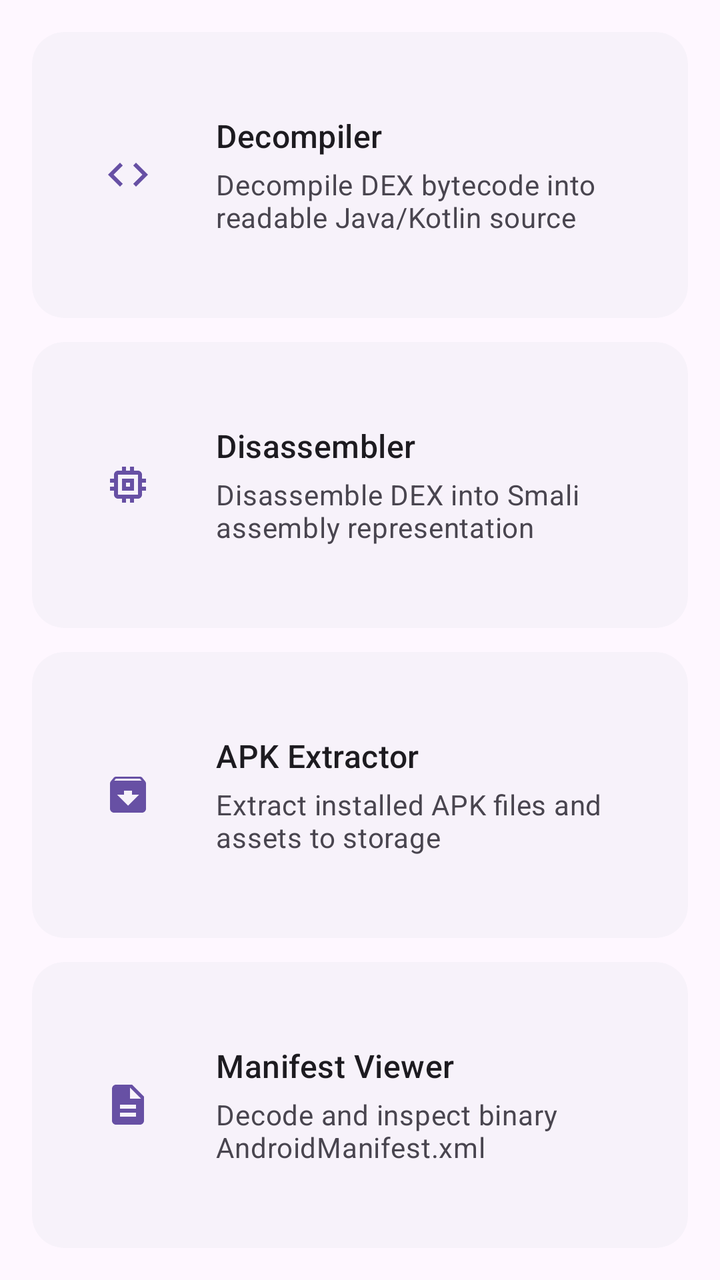
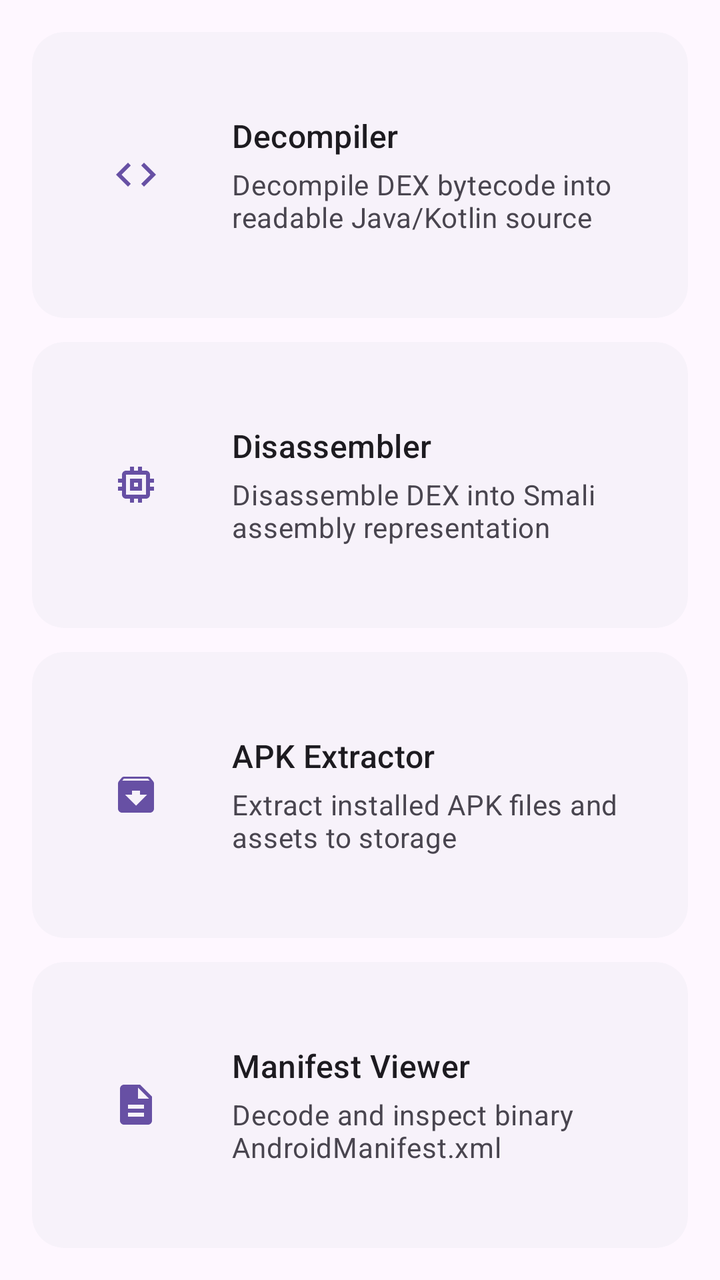

Screens rendered from an Android XML layout before and after an edit, with the pre-edit source and the edit as a unified diff.
<!-- AndroidManifest.xml: application theme Theme.DexWorks -->
<!-- res/layout/fragment_tools.xml -->
<?xml version="1.0" encoding="utf-8"?>
<androidx.core.widget.NestedScrollView
    xmlns:android="http://schemas.android.com/apk/res/android"
    xmlns:app="http://schemas.android.com/apk/res-auto"
    android:layout_width="match_parent"
    android:layout_height="match_parent"
    android:fillViewport="true">

    <LinearLayout
        android:layout_width="match_parent"
        android:layout_height="match_parent"
        android:orientation="vertical"
        android:padding="16dp">

        
        <com.google.android.material.card.MaterialCardView
            android:id="@+id/tool_decompiler"
            android:layout_width="match_parent"
            android:layout_height="0dp"
            android:layout_weight="1"
            android:layout_marginBottom="12dp"
            android:clickable="true"
            android:focusable="true"
            app:cardCornerRadius="16dp"
            app:cardElevation="0dp"
            app:strokeWidth="0dp"
            app:cardBackgroundColor="?attr/colorSurfaceContainerLow">

            <LinearLayout
                android:layout_width="match_parent"
                android:layout_height="match_parent"
                android:orientation="horizontal"
                android:gravity="center_vertical"
                android:paddingHorizontal="20dp"
                android:paddingVertical="16dp">

                <com.google.android.material.imageview.ShapeableImageView
                    android:layout_width="56dp"
                    android:layout_height="56dp"
                    android:scaleType="centerInside"
                    android:src="@drawable/ic_tool_decompile"
                    app:tint="?attr/colorPrimary"
                    android:contentDescription="@null" />

                <LinearLayout
                    android:layout_width="0dp"
                    android:layout_height="wrap_content"
                    android:layout_weight="1"
                    android:layout_marginStart="16dp"
                    android:layout_marginEnd="8dp"
                    android:orientation="vertical">

                    <TextView
                        android:layout_width="wrap_content"
                        android:layout_height="wrap_content"
                        android:ellipsize="end"
                        android:maxLines="1"
                        android:text="@string/tool_decompiler_name"
                        android:textAppearance="?attr/textAppearanceTitleMedium"
                        android:textColor="?android:attr/textColorPrimary" />

                    <TextView
                        android:layout_width="wrap_content"
                        android:layout_height="wrap_content"
                        android:layout_marginTop="4dp"
                        android:text="@string/tool_decompiler_desc"
                        android:textAppearance="?attr/textAppearanceBodyMedium"
                        android:textColor="?android:attr/textColorSecondary" />

                </LinearLayout>

            </LinearLayout>

        </com.google.android.material.card.MaterialCardView>

        
        <com.google.android.material.card.MaterialCardView
            android:id="@+id/tool_disassembler"
            android:layout_width="match_parent"
            android:layout_height="0dp"
            android:layout_weight="1"
            android:layout_marginBottom="12dp"
            android:clickable="true"
            android:focusable="true"
            app:cardCornerRadius="16dp"
            app:cardElevation="0dp"
            app:strokeWidth="0dp"
            app:cardBackgroundColor="?attr/colorSurfaceContainerLow">

            <LinearLayout
                android:layout_width="match_parent"
                android:layout_height="match_parent"
                android:orientation="horizontal"
                android:gravity="center_vertical"
                android:paddingHorizontal="20dp"
                android:paddingVertical="16dp">

                <com.google.android.material.imageview.ShapeableImageView
                    android:layout_width="56dp"
                    android:layout_height="56dp"
                    android:scaleType="centerInside"
                    android:src="@drawable/ic_tool_disassemble"
                    app:tint="?attr/colorPrimary"
                    android:contentDescription="@null" />

                <LinearLayout
                    android:layout_width="0dp"
                    android:layout_height="wrap_content"
                    android:layout_weight="1"
                    android:layout_marginStart="16dp"
                    android:layout_marginEnd="8dp"
                    android:orientation="vertical">

                    <TextView
                        android:layout_width="wrap_content"
                        android:layout_height="wrap_content"
                        android:ellipsize="end"
                        android:maxLines="1"
                        android:text="@string/tool_disassembler_name"
                        android:textAppearance="?attr/textAppearanceTitleMedium"
                        android:textColor="?android:attr/textColorPrimary" />

                    <TextView
                        android:layout_width="wrap_content"
                        android:layout_height="wrap_content"
                        android:layout_marginTop="4dp"
                        android:text="@string/tool_disassembler_desc"
                        android:textAppearance="?attr/textAppearanceBodyMedium"
                        android:textColor="?android:attr/textColorSecondary" />

                </LinearLayout>

            </LinearLayout>

        </com.google.android.material.card.MaterialCardView>

        
        <com.google.android.material.card.MaterialCardView
            android:id="@+id/tool_extractor"
            android:layout_width="match_parent"
            android:layout_height="0dp"
            android:layout_weight="1"
            android:layout_marginBottom="12dp"
            android:clickable="true"
            android:focusable="true"
            app:cardCornerRadius="16dp"
            app:cardElevation="0dp"
            app:strokeWidth="0dp"
            app:cardBackgroundColor="?attr/colorSurfaceContainerLow">

            <LinearLayout
                android:layout_width="match_parent"
                android:layout_height="match_parent"
                android:orientation="horizontal"
                android:gravity="center_vertical"
                android:paddingHorizontal="20dp"
                android:paddingVertical="16dp">

                <com.google.android.material.imageview.ShapeableImageView
                    android:layout_width="56dp"
                    android:layout_height="56dp"
                    android:scaleType="centerInside"
                    android:src="@drawable/ic_tool_extract"
                    app:tint="?attr/colorPrimary"
                    android:contentDescription="@null" />

                <LinearLayout
                    android:layout_width="0dp"
                    android:layout_height="wrap_content"
                    android:layout_weight="1"
                    android:layout_marginStart="16dp"
                    android:layout_marginEnd="8dp"
                    android:orientation="vertical">

                    <TextView
                        android:layout_width="wrap_content"
                        android:layout_height="wrap_content"
                        android:ellipsize="end"
                        android:maxLines="1"
                        android:text="@string/tool_extractor_name"
                        android:textAppearance="?attr/textAppearanceTitleMedium"
                        android:textColor="?android:attr/textColorPrimary" />

                    <TextView
                        android:layout_width="wrap_content"
                        android:layout_height="wrap_content"
                        android:layout_marginTop="4dp"
                        android:text="@string/tool_extractor_desc"
                        android:textAppearance="?attr/textAppearanceBodyMedium"
                        android:textColor="?android:attr/textColorSecondary" />

                </LinearLayout>

            </LinearLayout>

        </com.google.android.material.card.MaterialCardView>

        
        <com.google.android.material.card.MaterialCardView
            android:id="@+id/tool_manifest"
            android:layout_width="match_parent"
            android:layout_height="0dp"
            android:layout_weight="1"
            android:layout_marginBottom="0dp"
            android:clickable="true"
            android:focusable="true"
            app:cardCornerRadius="16dp"
            app:cardElevation="0dp"
            app:strokeWidth="0dp"
            app:cardBackgroundColor="?attr/colorSurfaceContainerLow">

            <LinearLayout
                android:layout_width="match_parent"
                android:layout_height="match_parent"
                android:orientation="horizontal"
                android:gravity="center_vertical"
                android:paddingHorizontal="20dp"
                android:paddingVertical="16dp">

                <com.google.android.material.imageview.ShapeableImageView
                    android:layout_width="56dp"
                    android:layout_height="56dp"
                    android:scaleType="centerInside"
                    android:src="@drawable/ic_tool_manifest"
                    app:tint="?attr/colorPrimary"
                    android:contentDescription="@null" />

                <LinearLayout
                    android:layout_width="0dp"
                    android:layout_height="wrap_content"
                    android:layout_weight="1"
                    android:layout_marginStart="16dp"
                    android:layout_marginEnd="8dp"
                    android:orientation="vertical">

                    <TextView
                        android:layout_width="wrap_content"
                        android:layout_height="wrap_content"
                        android:ellipsize="end"
                        android:maxLines="1"
                        android:text="@string/tool_manifest_name"
                        android:textAppearance="?attr/textAppearanceTitleMedium"
                        android:textColor="?android:attr/textColorPrimary" />

                    <TextView
                        android:layout_width="wrap_content"
                        android:layout_height="wrap_content"
                        android:layout_marginTop="4dp"
                        android:text="@string/tool_manifest_desc"
                        android:textAppearance="?attr/textAppearanceBodyMedium"
                        android:textColor="?android:attr/textColorSecondary" />

                </LinearLayout>

            </LinearLayout>

        </com.google.android.material.card.MaterialCardView>

    </LinearLayout>
</androidx.core.widget.NestedScrollView>
<!-- resources referenced by this layout -->
<resources>
  <!-- drawable ic_tool_decompile (drawable) -->
  <vector xmlns:android="http://schemas.android.com/apk/res/android"
      android:width="24dp"
      android:height="24dp"
      android:viewportWidth="24"
      android:viewportHeight="24"
      android:tint="?attr/colorPrimary">
      <path
          android:fillColor="@android:color/white"
          android:pathData="M9.4,16.6L4.8,12l4.6,-4.6L8,6l-6,6 6,6 1.4,-1.4zm5.2,0l4.6,-4.6 -4.6,-4.6L16,6l6,6 -6,6 -1.4,-1.4z" />
  </vector>
  <!-- drawable ic_tool_disassemble (drawable) -->
  <vector xmlns:android="http://schemas.android.com/apk/res/android"
      android:width="24dp"
      android:height="24dp"
      android:viewportWidth="24"
      android:viewportHeight="24"
      android:tint="?attr/colorPrimary">
      <path
          android:fillColor="@android:color/white"
          android:pathData="M15,9H9v6h6V9zm-2,4h-2v-2h2v2zm8,-2V9h-2V7c0,-1.1 -0.9,-2 -2,-2h-2V3h-2v2h-2V3H9v2H7c-1.1,0 -2,0.9 -2,2v2H3v2h2v2H3v2h2v2c0,1.1 0.9,2 2,2h2v2h2v-2h2v2h2v-2h2c1.1,0 2,-0.9 2,-2v-2h2v-2h-2v-2h2zm-4,6H7V7h10v10z" />
  </vector>
  <!-- drawable ic_tool_extract (drawable) -->
  <vector xmlns:android="http://schemas.android.com/apk/res/android"
      android:width="24dp"
      android:height="24dp"
      android:viewportWidth="24"
      android:viewportHeight="24"
      android:tint="?attr/colorPrimary">
      <path
          android:fillColor="@android:color/white"
          android:pathData="M20.54,5.23l-1.39,-1.68C18.88,3.21 18.47,3 18,3H6c-0.47,0 -0.88,0.21 -1.16,0.55L3.46,5.23C3.17,5.57 3,6.02 3,6.5V19c0,1.1 0.9,2 2,2h14c1.1,0 2,-0.9 2,-2V6.5c0,-0.48 -0.17,-0.93 -0.46,-1.27zM12,17.5L6.5,12H10v-2h4v2h3.5L12,17.5zM5.12,5l0.81,-1h12l0.94,1H5.12z" />
  </vector>
  <!-- drawable ic_tool_manifest (drawable) -->
  <vector xmlns:android="http://schemas.android.com/apk/res/android"
      android:width="24dp"
      android:height="24dp"
      android:viewportWidth="24"
      android:viewportHeight="24"
      android:tint="?attr/colorPrimary">
      <path
          android:fillColor="@android:color/white"
          android:pathData="M14,2H6c-1.1,0 -1.99,0.9 -1.99,2L4,20c0,1.1 0.89,2 1.99,2H18c1.1,0 2,-0.9 2,-2V8l-6,-6zm2,16H8v-2h8v2zm0,-4H8v-2h8v2zm-3,-5V3.5L18.5,9H13z" />
  </vector>
  <string name="tool_decompiler_desc">Decompile DEX bytecode into readable Java/Kotlin source</string>
  <string name="tool_decompiler_name">Decompiler</string>
  <string name="tool_disassembler_desc">Disassemble DEX into Smali assembly representation</string>
  <string name="tool_disassembler_name">Disassembler</string>
  <string name="tool_extractor_desc">Extract installed APK files and assets to storage</string>
  <string name="tool_extractor_name">APK Extractor</string>
  <string name="tool_manifest_desc">Decode and inspect binary AndroidManifest.xml</string>
  <string name="tool_manifest_name">Manifest Viewer</string>
  <style name="Theme.DexWorks" parent="Base.Theme.DexWorks" />
  <style name="Base.Theme.DexWorks" parent="Theme.Material3.DayNight.NoActionBar">
          
          
      </style>
</resources>

<!-- the commit's change to res/layout/fragment_tools.xml (unified diff, before → after) -->
@@ -35,8 +35,8 @@
                 android:paddingVertical="16dp">
 
                 <com.google.android.material.imageview.ShapeableImageView
-                    android:layout_width="56dp"
-                    android:layout_height="56dp"
+                    android:layout_width="64dp"
+                    android:layout_height="64dp"
                     android:scaleType="centerInside"
                     android:src="@drawable/ic_tool_decompile"
                     app:tint="?attr/colorPrimary"
@@ -96,8 +96,8 @@
                 android:paddingVertical="16dp">
 
                 <com.google.android.material.imageview.ShapeableImageView
-                    android:layout_width="56dp"
-                    android:layout_height="56dp"
+                    android:layout_width="64dp"
+                    android:layout_height="64dp"
                     android:scaleType="centerInside"
                     android:src="@drawable/ic_tool_disassemble"
                     app:tint="?attr/colorPrimary"
@@ -157,8 +157,8 @@
                 android:paddingVertical="16dp">
 
                 <com.google.android.material.imageview.ShapeableImageView
-                    android:layout_width="56dp"
-                    android:layout_height="56dp"
+                    android:layout_width="64dp"
+                    android:layout_height="64dp"
                     android:scaleType="centerInside"
                     android:src="@drawable/ic_tool_extract"
                     app:tint="?attr/colorPrimary"
@@ -218,8 +218,8 @@
                 android:paddingVertical="16dp">
 
                 <com.google.android.material.imageview.ShapeableImageView
-                    android:layout_width="56dp"
-                    android:layout_height="56dp"
+                    android:layout_width="64dp"
+                    android:layout_height="64dp"
                     android:scaleType="centerInside"
                     android:src="@drawable/ic_tool_manifest"
                     app:tint="?attr/colorPrimary"
